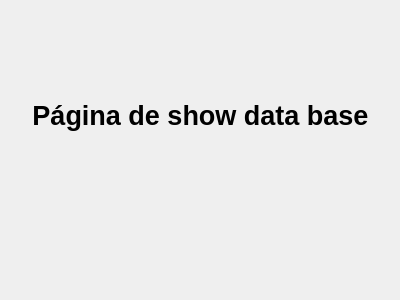
CarlaCosenza/AlloyIdentifier, file AlloyIdentifier/showdatabase.ui: the form before one commit.
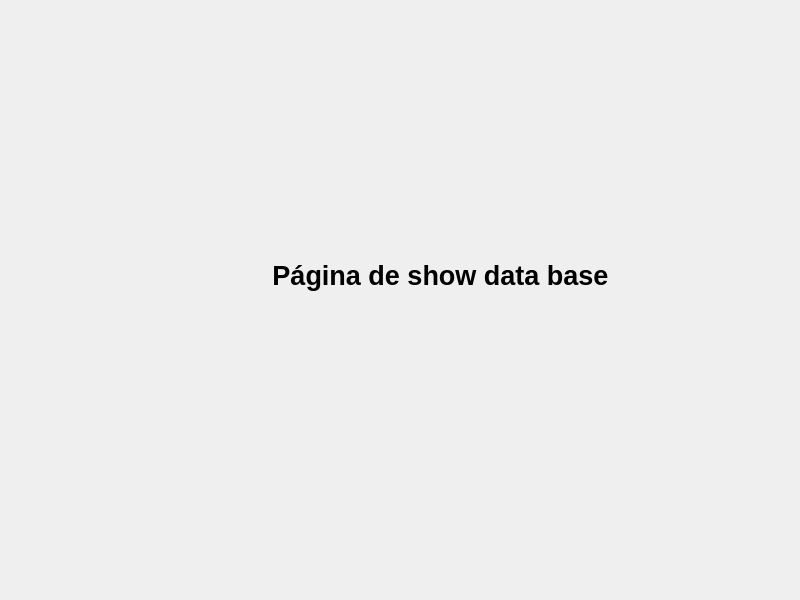
The form after the commit.

Commit message: Back and forth navigation tested

The edit to the form file:
```diff
--- a/AlloyIdentifier/showdatabase.ui
+++ b/AlloyIdentifier/showdatabase.ui
@@ -6,8 +6,8 @@
    <rect>
     <x>0</x>
     <y>0</y>
-    <width>400</width>
-    <height>300</height>
+    <width>800</width>
+    <height>600</height>
    </rect>
   </property>
   <property name="windowTitle">
@@ -16,8 +16,8 @@
   <widget class="QLabel" name="label">
    <property name="geometry">
     <rect>
-     <x>0</x>
-     <y>70</y>
+     <x>240</x>
+     <y>230</y>
      <width>401</width>
      <height>91</height>
     </rect>
```
The commit also changes 1 other file.
